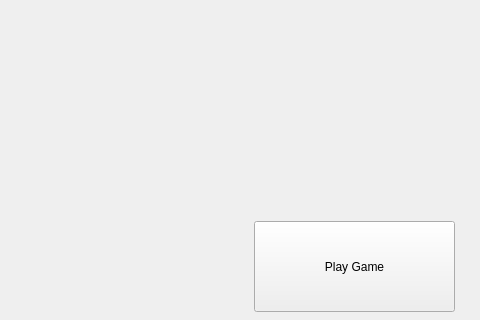
This is OthelloGui.ui in ondrejbudai/othello as Qt 5 draws it before an edit; both pictures show x 416 to 896 and y 319 to 639 of the 896 by 639 pixel window. The edited form follows.
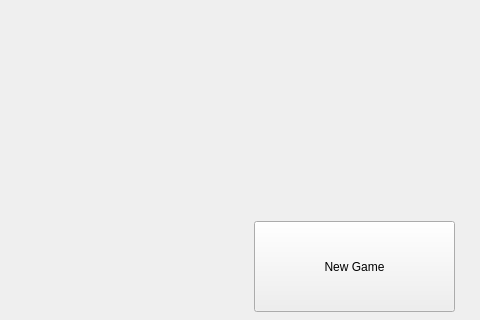
This is the edited form.

The edit to the form file:
```diff
--- a/OthelloGui.ui
+++ b/OthelloGui.ui
@@ -34,7 +34,7 @@
     </rect>
    </property>
    <property name="text">
-    <string>Play Game</string>
+    <string>New Game</string>
    </property>
   </widget>
  </widget>
```
Left out of the diff: 2 changed lines with no effect on the pictures.
